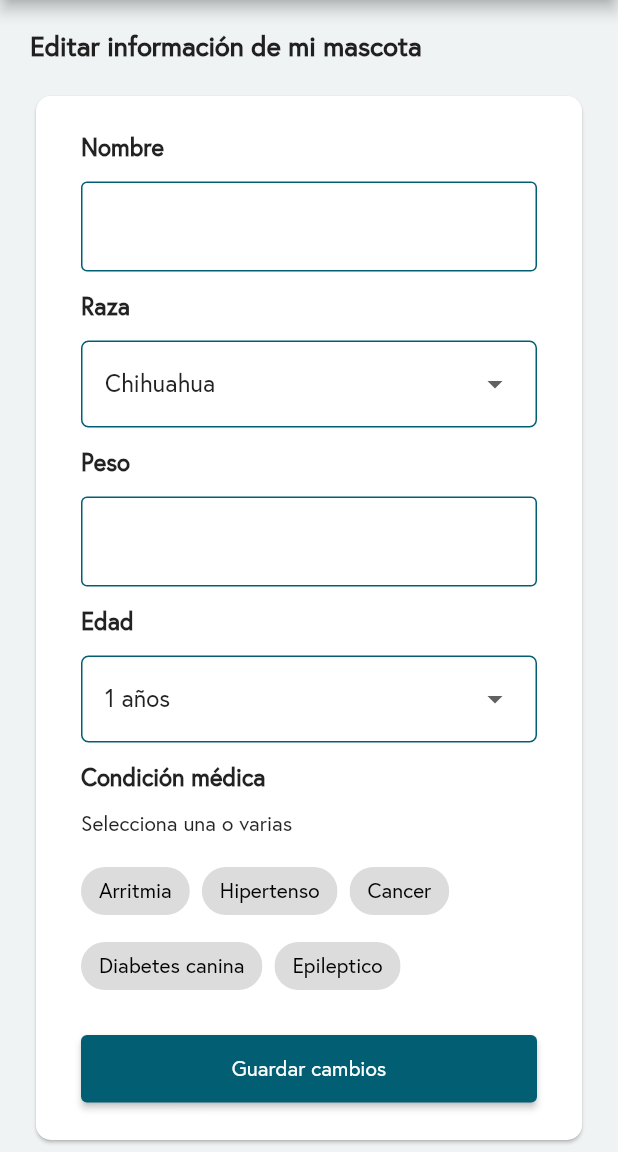
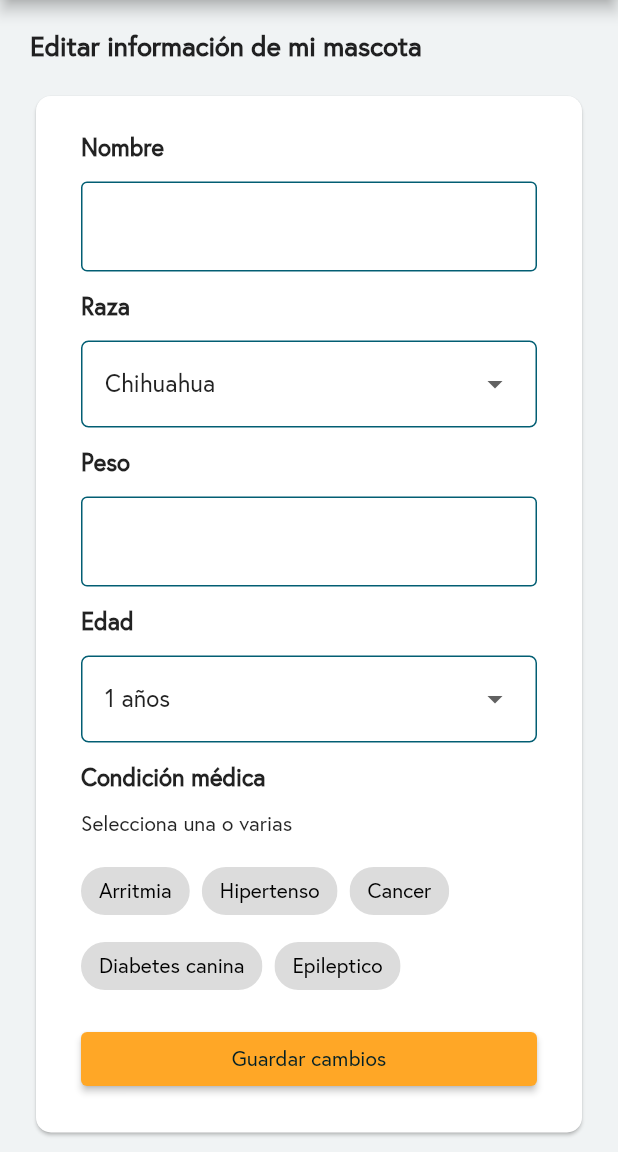
Before and after one commit to jiep17/HeartDog, a Flutter app: the EditMyDogPage screen opened by its route, on a phone screen of 412 x 824 dp, the part 84-1236 px from its top. Run offline on Flutter 3.47's test engine with Material 2 defaults, Android fonts, the phone set to English and light mode, and no system bars; our stand-ins replace syncfusion_flutter_charts.

Commit message:
chore: Change button color

```diff
--- a/lib/src/pages/profile/edit_mydog_page.dart
+++ b/lib/src/pages/profile/edit_mydog_page.dart
@@ -362,17 +362,17 @@ class _EditMyDogPageState extends State<EditMyDogPage> {
 
 
                                   const SizedBox(
-                                    height: 22,
+                                    height: 14,
                                   ),
                                   SizedBox(
                                       width: double.infinity,
-                                      height: 45,
+                                      //height: 45,
                                       child: ElevatedButton(
                                         onPressed: () {},
                                         style: ElevatedButton.styleFrom(
                                             backgroundColor:
-                                                AppColors.primaryColor),
-                                        child: const Text("Guardar cambios"),
+                                                AppColors.secondaryColor),
+                                        child: const Text("Guardar cambios",style: TextStyle(color: AppColors.textColor),),
                                       ))
                                 ],
                               ))),
```
Also changed, not shown: lib/src/pages/control_pages.dart (+7 -6 lines), lib/src/pages/profile/edit_info_page.dart (+4 -4 lines).
